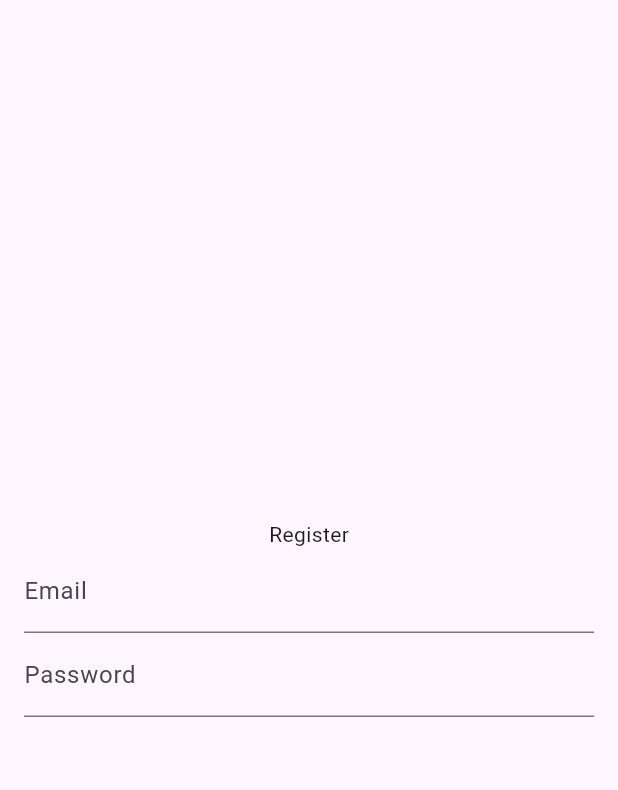
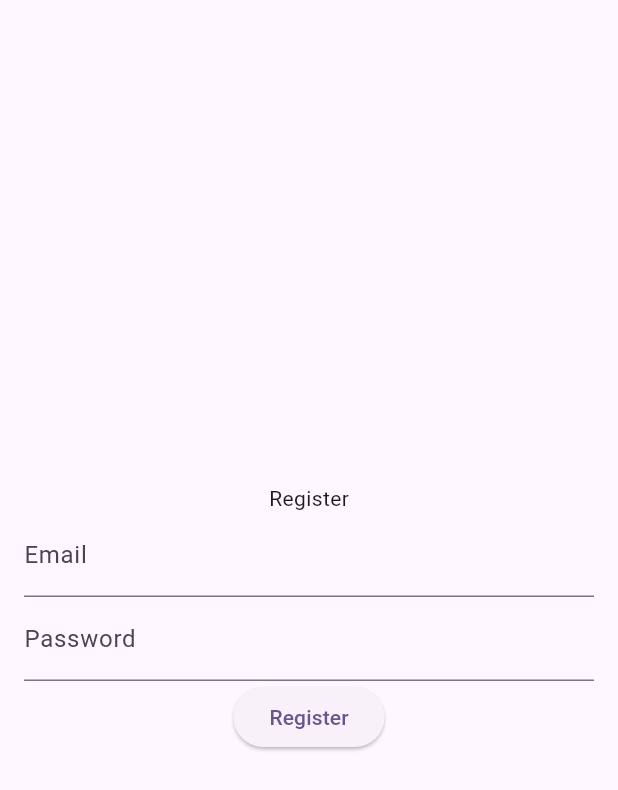
Before and after one commit to IAMHUDA/20220140049_act4, a Flutter app: the RegisterPage screen opened directly, on a phone screen of 412 x 824 dp. Shown: the top 790 px of the screen. Run offline on Flutter 3.47's test engine with Material 3 defaults, Android fonts, the light colour scheme and no system bars.

Commit message:
add elevatedbutton register

```diff
--- a/lib/register_page.dart
+++ b/lib/register_page.dart
@@ -47,6 +47,7 @@ class _RegisterPageState extends State<RegisterPage> {
                   return null;
                 },
               ),
+              ElevatedButton(onPressed: (){}, child: Text('Register')),
             ],
           ),)),
     );
```
